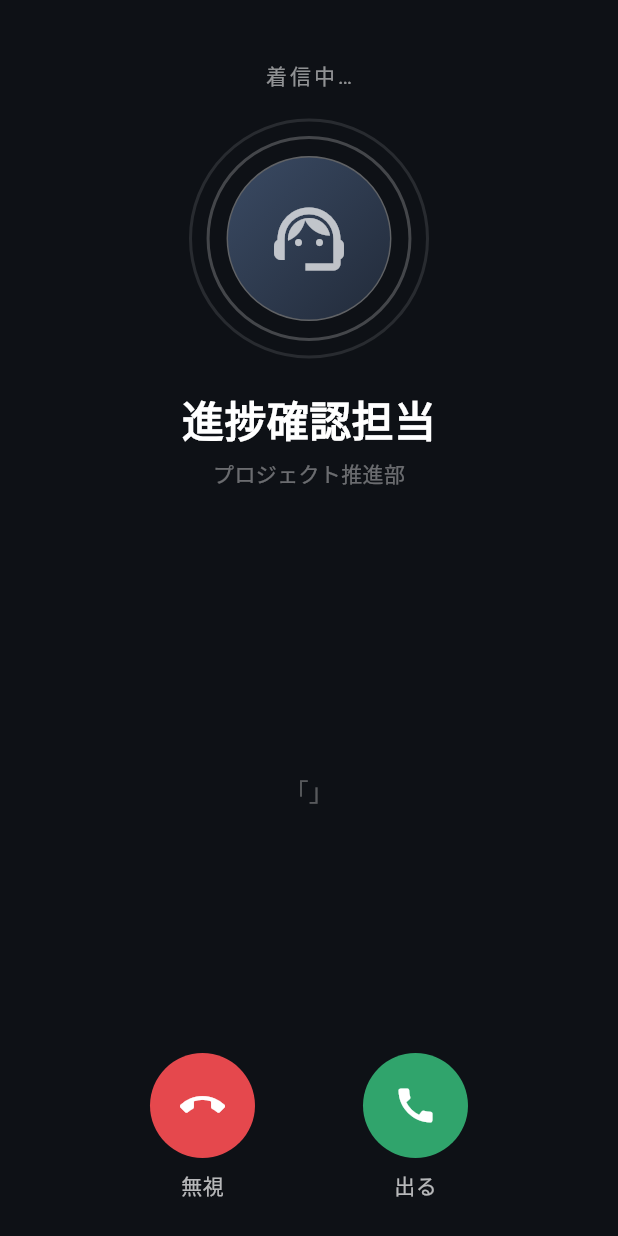
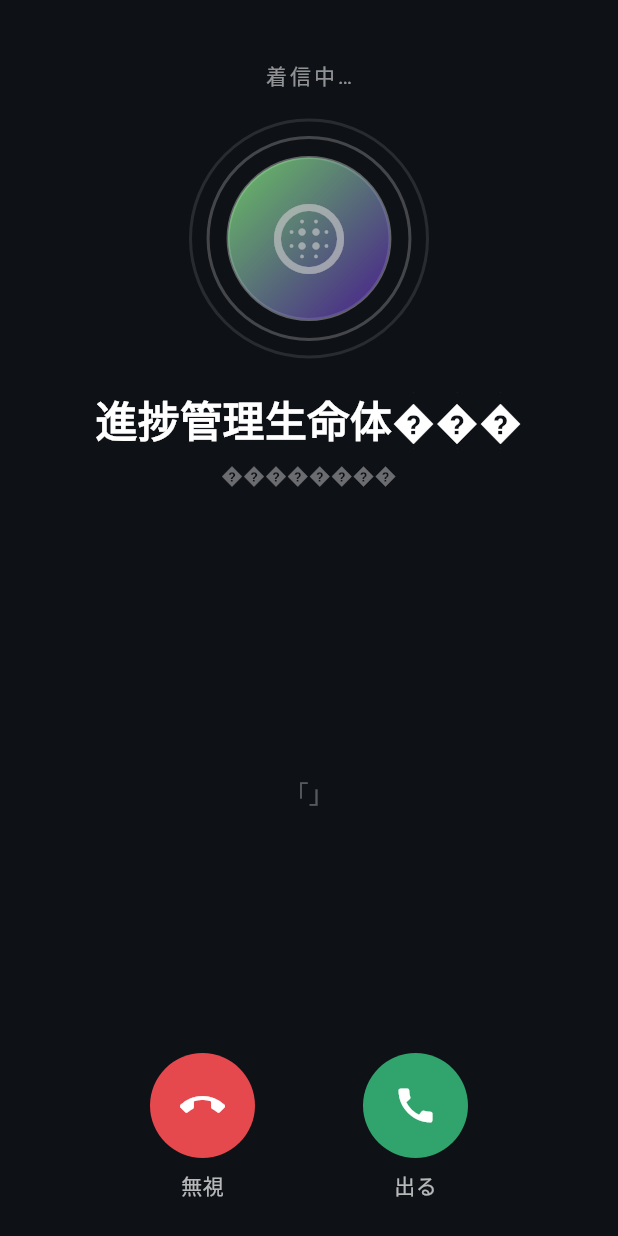
Before and after one commit to soos0114/Progress-Do-, a Flutter app: the IncomingCallScreen screen opened directly with empty values, on a phone screen of 412 x 824 dp. Run offline on Flutter 3.47's test engine with Material 3 defaults, Android fonts, the phone set to English and light mode, and no system bars; our stand-ins replace audioplayers, flutter_local_notifications, shared_preferences, timezone; accounts and stored records are empty.

Commit message:
着信の種類変更

```diff
--- a/lib/data/script.dart
+++ b/lib/data/script.dart
@@ -1,50 +1,132 @@
-/// ───────────────────────────────────────────────
-/// セリフ・キャラ設定はすべてここに集約（データ外出し）。
-/// トーン：怒らない。「確認する」。妙に丁寧で、事務的な圧。
-/// 暴言・人格否定・恫喝はNG。丁寧なのに逆に怖い、を狙う。
-/// 音声を足すときは assets/audio/ に下記ファイル名で mp3 を置く。
-/// （ファイルが無ければ自動でテキストのみで進行する）
-/// ───────────────────────────────────────────────
+import 'dart:math';
+
+/// 着信キャラクターと台詞を集約したデータ。
+/// 音声ファイルが未配置の場合も、画面上のテキストだけで進行する。
 class CallScript {
-  // 発信者（実在しそうで実在しない人物）
-  static const String callerName = '進捗確認担当';
-  static const String callerOrg = 'プロジェクト推進部';
+  static const String ringtoneFile = 'ringtone.mp3';
+  static final Random _random = Random();
 
-  // 音声ファイル名（assets/audio/ 配下）
-  static const String ringtoneFile = 'ringtone.mp3';
-  static const String answerAudioFile = 'answer.mp3';
-  static const String voicemailAudioFile = 'voicemail.mp3';
-
-  /// 「出る」を押した直後の第一声
-  static String answerLine(String task) =>
-      'お疲れ様です。「$task」の件で、進捗確認のお電話をいたしました。'
-      '現状、未完了という認識でお間違いないでしょうか。';
-
-  /// 出たあとに選べる返答（ラベル）と、それに対する締めのセリフ
-  static const List<Reply> replies = [
-    Reply(
-      label: 'すみません、まだです…',
-      closing: 'はい、承知いたしました。'
-          'それでは引き続き、ご対応のほどよろしくお願いいたします。'
-          'また改めて、確認のご連絡を差し上げます。',
+  static const List<CallCharacter> characters = [
+    CallCharacter(
+      id: 'committee',
+      name: '進捗管理推進委員会',
+      org: 'タスク管理部 進捗確認課',
+      answerTemplate: 'お疲れ様です。あのー今回お電話差し上げたのはですね、'
+          '登録タスク「{task}」の進捗確認の件でお伺いしたいことがありまして、'
+          'こちら、現在の登録状況としては未完了となっているのですが、'
+          'お間違いないでしょうか？',
+      voicemailTemplate: 'お世話になっております。進捗管理推進委員会でございます。'
+          'あのー登録タスク「{task}」の件なんですけれども、'
+          '現状未完了という状況になっておりまして、ご確認いただけますでしょうか。'
+          '折り返しのご連絡、お待ちしております。失礼いたします。',
+      answerAudioFile: 'committee_answer.mp3',
+      voicemailAudioFile: 'committee_voicemail.mp3',
+      replies: [
+        Reply(
+          label: 'すみません、まだです…',
+          closing: '承知いたしました。では改めてご確認のご連絡を差し上げます。',
+          audioFile: 'committee_still.mp3',
+        ),
+        Reply(
+          label: 'もう少しで終わります',
+          closing: 'さようでございますか。完了次第ご一報いただけますと幸いです。',
+          audioFile: 'committee_soon.mp3',
+        ),
+      ],
     ),
-    Reply(
-      label: 'もう少しで終わります',
-      closing: '承知いたしました。'
-          '完了のご連絡を、心よりお待ちしております。'
-          '何卒よろしくお願いいたします。',
+    CallCharacter(
+      id: 'entity',
+      name: '進捗管理生命体���',
+      org: '��������',
+      answerTemplate: '（何を言っているかわからないが、どうやら登録タスク「{task}」の'
+          '期限切れについてモノ申しているようだ）',
+      voicemailTemplate: '（登録タスク「{task}」について、未知の言語でまくしたてている）',
+      answerAudioFile: 'entity_answer.mp3',
+      voicemailAudioFile: 'entity_voicemail.mp3',
+      replies: [
+        Reply(
+          label: 'ま、まだです',
+          closing: '（未知の言語で急かしているようだ）',
+          audioFile: 'entity_still.mp3',
+        ),
+        Reply(
+          label: 'もうすぐです',
+          closing: '（チカチカ光りながら待機しているようだ）',
+          audioFile: 'entity_soon.mp3',
+        ),
+      ],
+    ),
+    CallCharacter(
+      id: 'mother',
+      name: 'おかあちゃん',
+      org: '',
+      answerTemplate: 'もしもし？ あのね、登録タスク「{task}」、まだ終わってないの？'
+          '大丈夫？ 無理してない？ 早めにやっといたほうがいいと思うんだけどなあ…',
+      voicemailTemplate: 'もしもし、おかあちゃんだけど。登録タスク「{task}」、'
+          'どうなったかなと思って。終わったら連絡ちょうだいね。'
+          'ごはんちゃんと食べるのよ。',
+      answerAudioFile: 'mother_answer.mp3',
+      voicemailAudioFile: 'mother_voicemail.mp3',
+      replies: [
+        Reply(
+          label: 'まだなんだ…',
+          closing: 'そっかあ、無理しないでね。でも早めにやっといたほうがいいよ。'
+              '無理はしないでね。',
+          audioFile: 'mother_still.mp3',
+        ),
+        Reply(
+          label: 'もうすぐ！',
+          closing: 'ほんと？ よかった～。終わったら教えてね。',
+          audioFile: 'mother_soon.mp3',
+        ),
+      ],
     ),
   ];
 
-  /// 「無視」したときに残る留守電
-  static String voicemailLine(String task) =>
-      'お世話になっております。進捗確認担当でございます。'
-      '「$task」の件につきまして、確認したくご連絡いたしました。'
-      'お手すきの際に、折り返しご連絡をお待ちしております。失礼いたします。';
+  static CallCharacter randomCharacter() =>
+      characters[_random.nextInt(characters.length)];
+
+  static CallCharacter characterById(String id) => characters.firstWhere(
+        (character) => character.id == id,
+        orElse: () => characters.first,
+      );
+}
+
+class CallCharacter {
+  final String id;
+  final String name;
+  final String org;
+  final String answerTemplate;
+  final String voicemailTemplate;
+  final String answerAudioFile;
+  final String voicemailAudioFile;
+  final List<Reply> replies;
+
+  const CallCharacter({
+    required this.id,
+    required this.name,
+    required this.org,
+    required this.answerTemplate,
+    required this.voicemailTemplate,
+    required this.answerAudioFile,
+    required this.voicemailAudioFile,
+    required this.replies,
+  });
+
+  String answerLine(String task) => answerTemplate.replaceAll('{task}', task);
+
+  String voicemailLine(String task) =>
+      voicemailTemplate.replaceAll('{task}', task);
 }
 
 class Reply {
   final String label;
   final String closing;
-  const Reply({required this.label, required this.closing});
+  final String audioFile;
+
+  const Reply({
+    required this.label,
+    required this.closing,
+    required this.audioFile,
+  });
 }
--- a/lib/models/task.dart
+++ b/lib/models/task.dart
@@ -51,25 +51,29 @@ class Task {
 class Voicemail {
   final String id;
   final String taskTitle;
+  final String characterId;
   final DateTime receivedAt;
   bool heard;
 
   Voicemail({
     required this.id,
     required this.taskTitle,
+    required this.characterId,
     required this.receivedAt,
     this.heard = false,
   });
 
-  factory Voicemail.create(String taskTitle) => Voicemail(
+  factory Voicemail.create(String taskTitle, String characterId) => Voicemail(
         id: _genId(),
         taskTitle: taskTitle,
+        characterId: characterId,
         receivedAt: DateTime.now(),
       );
 
   Map<String, dynamic> toJson() => {
         'id': id,
         'taskTitle': taskTitle,
+        'characterId': characterId,
         'receivedAt': receivedAt.toIso8601String(),
         'heard': heard,
       };
@@ -77,6 +81,7 @@ class Voicemail {
   factory Voicemail.fromJson(Map<String, dynamic> j) => Voicemail(
         id: j['id'] as String,
         taskTitle: j['taskTitle'] as String,
+        characterId: (j['characterId'] as String?) ?? 'committee',
         receivedAt: DateTime.parse(j['receivedAt'] as String),
         heard: (j['heard'] as bool?) ?? false,
       );
--- a/lib/screens/home_screen.dart
+++ b/lib/screens/home_screen.dart
@@ -1,6 +1,5 @@
 import 'package:flutter/material.dart';
 
-import '../data/script.dart';
 import '../models/task.dart';
 import '../state/app_state.dart';
 import '../util/format.dart';
@@ -32,8 +31,7 @@ class HomeScreen extends StatelessWidget {
                         padding: const EdgeInsets.only(bottom: 96),
                         itemCount: tasks.length,
                         itemBuilder: (_, i) => _TaskTile(task: tasks[i]),
-                        separatorBuilder: (_, __) =>
-                            const Divider(height: 1),
+                        separatorBuilder: (_, __) => const Divider(height: 1),
                       ),
               ),
             ],
@@ -71,8 +69,7 @@ class HomeScreen extends StatelessWidget {
                 padding: const EdgeInsets.all(4),
                 decoration: const BoxDecoration(
                     color: Color(0xFFE5484D), shape: BoxShape.circle),
-                constraints:
-                    const BoxConstraints(minWidth: 18, minHeight: 18),
+                constraints: const BoxConstraints(minWidth: 18, minHeight: 18),
                 child: Text(
                   '${appState.unheardVoicemailCount}',
                   textAlign: TextAlign.center,
@@ -129,8 +126,7 @@ class _TaskTile extends StatelessWidget {
           color: overdue ? const Color(0xFFE5484D) : Colors.white38,
           tooltip: '今すぐ着信（デバッグ）',
           onPressed: () => Navigator.of(context).push(
-            MaterialPageRoute(
-                builder: (_) => IncomingCallScreen(task: task)),
+            MaterialPageRoute(builder: (_) => IncomingCallScreen(task: task)),
           ),
         ),
       ),
@@ -169,10 +165,10 @@ class _Banner extends StatelessWidget {
       width: double.infinity,
       color: const Color(0xFF1A1F29),
       padding: const EdgeInsets.fromLTRB(16, 10, 16, 10),
-      child: Text(
-        '期限を過ぎると${CallScript.callerName}から着信があります。'
+      child: const Text(
+        '期限を過ぎると、誰かから進捗確認の着信があります。'
         '📞アイコンで今すぐ試せます。',
-        style: const TextStyle(color: Colors.white54, fontSize: 12),
+        style: TextStyle(color: Colors.white54, fontSize: 12),
       ),
     );
   }
--- a/lib/screens/incoming_call_screen.dart
+++ b/lib/screens/incoming_call_screen.dart
@@ -18,13 +18,14 @@ class IncomingCallScreen extends StatefulWidget {
 class _IncomingCallScreenState extends State<IncomingCallScreen>
     with TickerProviderStateMixin {
   late final AnimationController _pulse;
+  late final CallCharacter _character;
   _Phase _phase = _Phase.ringing;
   String _closingText = '';
-  bool _ended = false;
 
   @override
   void initState() {
     super.initState();
+    _character = CallScript.randomCharacter();
     _pulse = AnimationController(
       vsync: this,
       duration: const Duration(milliseconds: 1400),
@@ -41,13 +42,13 @@ class _IncomingCallScreenState extends State<IncomingCallScreen>
 
   void _answer() {
     Voice.stopRing();
-    Voice.speak(CallScript.answerAudioFile);
+    Voice.speak(_character.answerAudioFile);
     setState(() => _phase = _Phase.talking);
   }
 
   Future<void> _ignore() async {
     await Voice.stopAll();
-    await appState.addVoicemail(widget.task.title);
+    await appState.addVoicemail(widget.task.title, _character.id);
     if (!mounted) return;
     Navigator.of(context).pop();
     ScaffoldMessenger.of(context).showSnackBar(
@@ -56,7 +57,7 @@ class _IncomingCallScreenState extends State<IncomingCallScreen>
   }
 
   void _reply(Reply r) {
-    Voice.speak(CallScript.voicemailAudioFile); // 締めも音声があれば流用
+    Voice.speak(r.audioFile);
     setState(() {
       _phase = _Phase.closing;
       _closingText = r.closing;
@@ -109,14 +110,18 @@ class _IncomingCallScreenState extends State<IncomingCallScreen>
         const SizedBox(height: 18),
         _avatar(),
         const SizedBox(height: 20),
-        Text(CallScript.callerName,
+        Text(_character.name,
+            textAlign: TextAlign.center,
             style: const TextStyle(
                 color: Colors.white,
                 fontSize: 28,
                 fontWeight: FontWeight.w600)),
-        const SizedBox(height: 6),
-        Text(CallScript.callerOrg,
-            style: const TextStyle(color: Colors.white38, fontSize: 14)),
+        if (_character.org.isNotEmpty) ...[
+          const SizedBox(height: 6),
+          Text(_character.org,
+              textAlign: TextAlign.center,
+              style: const TextStyle(color: Colors.white38, fontSize: 14)),
+        ],
       ],
     );
   }
@@ -134,23 +139,37 @@ class _IncomingCallScreenState extends State<IncomingCallScreen>
             alignment: Alignment.center,
             children: [
               if (ringing) ..._waves(t),
-              child!,
+              Opacity(
+                opacity: _character.id == 'entity'
+                    ? 0.4 + ((_pulse.value * 10) % 1) * 0.6
+                    : 1,
+                child: child,
+              ),
             ],
           );
         },
         child: Container(
           width: 108,
           height: 108,
-          decoration: const BoxDecoration(
+          decoration: BoxDecoration(
             shape: BoxShape.circle,
             gradient: LinearGradient(
-              colors: [Color(0xFF3A4A63), Color(0xFF222B3A)],
+              colors: _character.id == 'entity'
+                  ? const [Color(0xFF8AFF80), Color(0xFF5B21B6)]
+                  : const [Color(0xFF3A4A63), Color(0xFF222B3A)],
               begin: Alignment.topLeft,
               end: Alignment.bottomRight,
             ),
           ),
-          child: const Icon(Icons.support_agent,
-              size: 56, color: Colors.white70),
+          child: Icon(
+            switch (_character.id) {
+              'entity' => Icons.blur_circular,
+              'mother' => Icons.face_3,
+              _ => Icons.support_agent,
+            },
+            size: 56,
+            color: Colors.white70,
+          ),
         ),
       ),
     );
@@ -186,7 +205,7 @@ class _IncomingCallScreenState extends State<IncomingCallScreen>
       );
     }
     final text = _phase == _Phase.talking
-        ? CallScript.answerLine(widget.task.title)
+        ? _character.answerLine(widget.task.title)
         : _closingText;
     return Center(
       child: SingleChildScrollView(
@@ -202,9 +221,7 @@ class _IncomingCallScreenState extends State<IncomingCallScreen>
             child: Text(
               text,
               style: const TextStyle(
-                  color: Colors.white,
-                  fontSize: 17,
-                  height: 1.6),
+                  color: Colors.white, fontSize: 17, height: 1.6),
             ),
           ),
         ),
@@ -237,7 +254,7 @@ class _IncomingCallScreenState extends State<IncomingCallScreen>
         return Column(
           mainAxisSize: MainAxisSize.min,
           children: [
-            for (final r in CallScript.replies) ...[
+            for (final r in _character.replies) ...[
               _replyButton(r),
               const SizedBox(height: 12),
             ],
--- a/lib/screens/voicemail_screen.dart
+++ b/lib/screens/voicemail_screen.dart
@@ -19,8 +19,8 @@ class VoicemailScreen extends StatelessWidget {
           final vms = appState.voicemails;
           if (vms.isEmpty) {
             return const Center(
-              child: Text('留守電はありません。',
-                  style: TextStyle(color: Colors.white38)),
+              child:
+                  Text('留守電はありません。', style: TextStyle(color: Colors.white38)),
             );
           }
           return ListView.separated(
@@ -46,10 +46,11 @@ class _VoicemailTileState extends State<_VoicemailTile> {
   bool _open = false;
 
   void _toggle() {
+    final character = CallScript.characterById(widget.vm.characterId);
     setState(() => _open = !_open);
     if (_open) {
       appState.markVoicemailHeard(widget.vm.id);
-      Voice.speak(CallScript.voicemailAudioFile);
+      Voice.speak(character.voicemailAudioFile);
     } else {
       Voice.stopAll();
     }
@@ -58,6 +59,7 @@ class _VoicemailTileState extends State<_VoicemailTile> {
   @override
   Widget build(BuildContext context) {
     final vm = widget.vm;
+    final character = CallScript.characterById(vm.characterId);
     return Column(
       children: [
         ListTile(
@@ -65,12 +67,18 @@ class _VoicemailTileState extends State<_VoicemailTile> {
             backgroundColor: vm.heard
                 ? Colors.white12
                 : const Color(0xFFE5484D).withOpacity(0.25),
-            child: const Icon(Icons.support_agent, color: Colors.white70),
+            child: Icon(
+              character.id == 'entity'
+                  ? Icons.blur_circular
+                  : character.id == 'mother'
+                      ? Icons.face_3
+                      : Icons.support_agent,
+              color: Colors.white70,
+            ),
           ),
-          title: Text(CallScript.callerName,
+          title: Text(character.name,
               style: TextStyle(
-                  fontWeight:
-                      vm.heard ? FontWeight.normal : FontWeight.bold)),
+                  fontWeight: vm.heard ? FontWeight.normal : FontWeight.bold)),
           subtitle: Text('「${vm.taskTitle}」  ・  ${fmtDateTime(vm.receivedAt)}'),
           trailing: Icon(_open ? Icons.stop_circle : Icons.play_circle_fill,
               color: Colors.white70),
@@ -82,7 +90,7 @@ class _VoicemailTileState extends State<_VoicemailTile> {
             color: Colors.white.withOpacity(0.04),
             padding: const EdgeInsets.fromLTRB(20, 12, 20, 18),
             child: Text(
-              CallScript.voicemailLine(vm.taskTitle),
+              character.voicemailLine(vm.taskTitle),
               style: const TextStyle(height: 1.6, color: Colors.white70),
             ),
           ),
--- a/lib/state/app_state.dart
+++ b/lib/state/app_state.dart
@@ -32,8 +32,7 @@ class AppState extends ChangeNotifier {
     return null;
   }
 
-  int get unheardVoicemailCount =>
-      voicemails.where((v) => !v.heard).length;
+  int get unheardVoicemailCount => voicemails.where((v) => !v.heard).length;
 
   Future<void> addTask(String title, DateTime due) async {
     final t = Task.create(title.trim(), due);
@@ -68,8 +67,8 @@ class AppState extends ChangeNotifier {
     notifyListeners();
   }
 
-  Future<void> addVoicemail(String taskTitle) async {
-    voicemails.insert(0, Voicemail.create(taskTitle));
+  Future<void> addVoicemail(String taskTitle, String characterId) async {
+    voicemails.insert(0, Voicemail.create(taskTitle, characterId));
     await _store.saveVoicemails(voicemails);
     notifyListeners();
   }
```
Also changed, not shown: assets/audio/README.txt, 1 other file.
